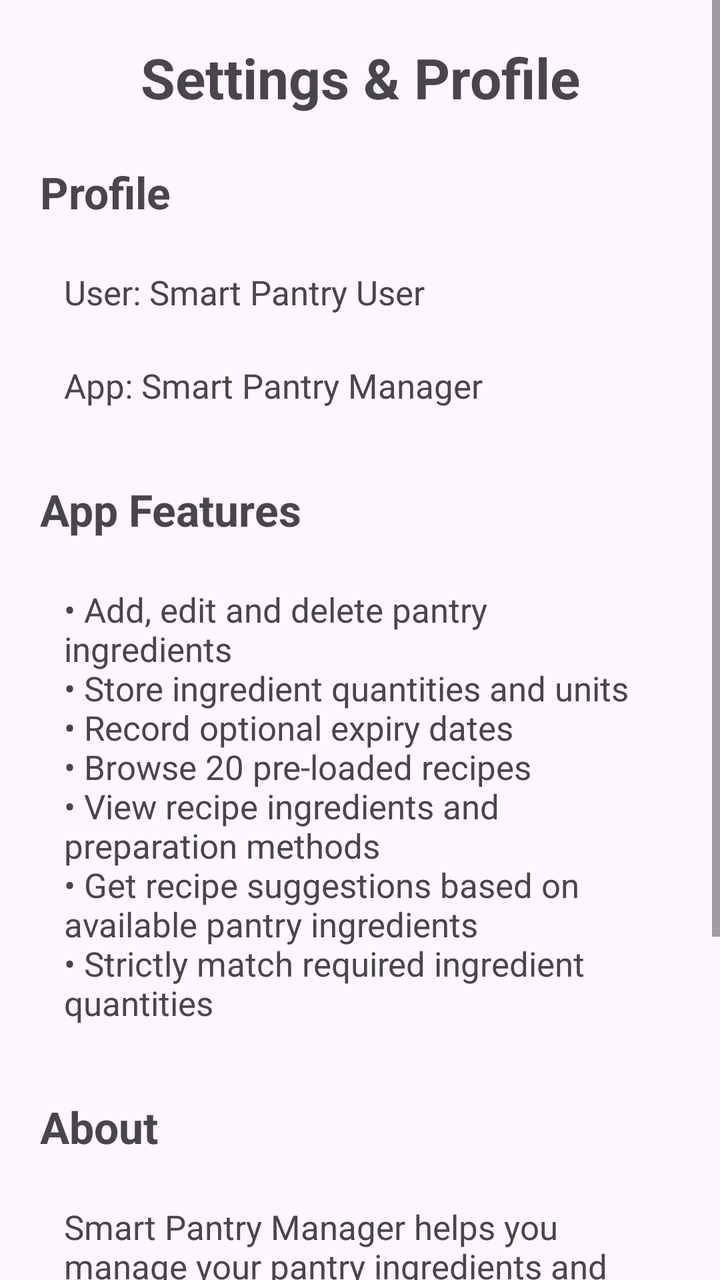
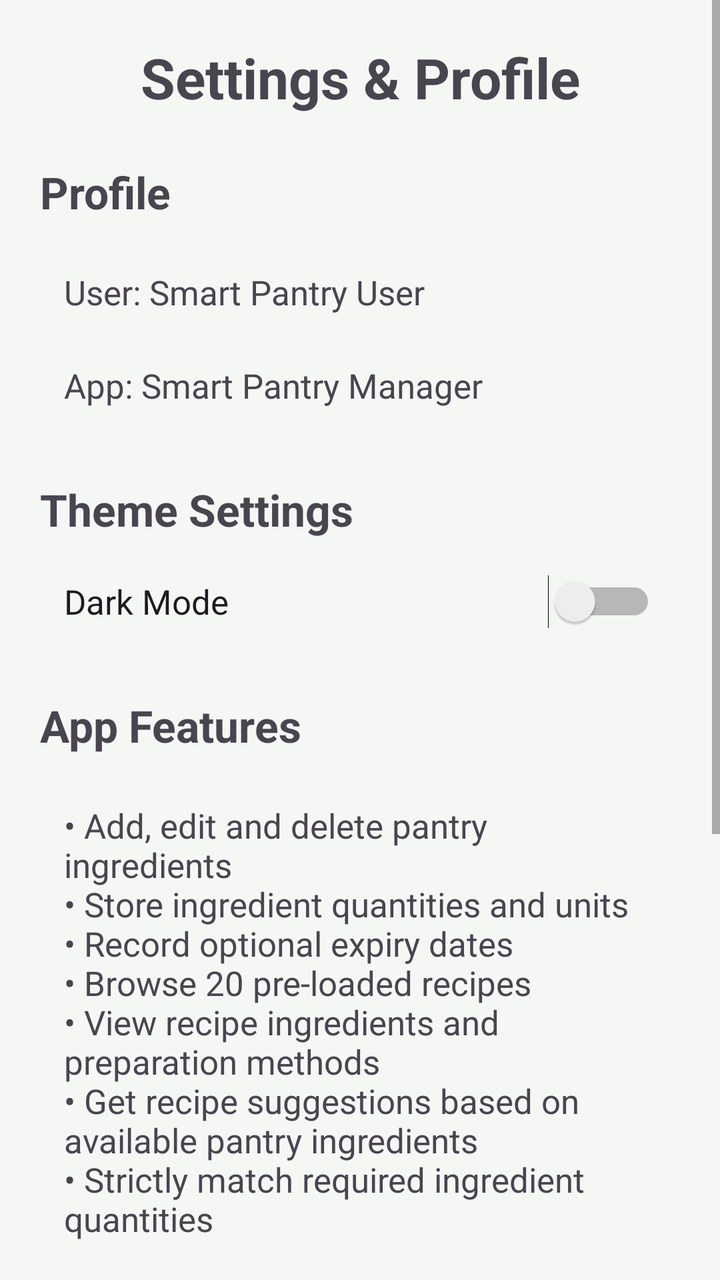

Before-and-after screenshots of an Android layout around one commit, followed by the original layout XML and the change that was made.
<!-- AndroidManifest.xml: application theme Theme.SmartPantryManager -->
<!-- res/layout/activity_settings.xml -->
<?xml version="1.0" encoding="utf-8"?>
<ScrollView xmlns:android="http://schemas.android.com/apk/res/android"
    android:layout_width="match_parent"
    android:layout_height="match_parent">

    <LinearLayout
        android:layout_width="match_parent"
        android:layout_height="wrap_content"
        android:orientation="vertical"
        android:padding="20dp">

        <TextView
            android:layout_width="match_parent"
            android:layout_height="wrap_content"
            android:text="Settings &amp; Profile"
            android:textSize="28sp"
            android:textStyle="bold"
            android:gravity="center"
            android:layout_marginBottom="24dp" />

        <TextView
            android:layout_width="match_parent"
            android:layout_height="wrap_content"
            android:text="Profile"
            android:textSize="22sp"
            android:textStyle="bold"
            android:layout_marginBottom="12dp" />

        <TextView
            android:layout_width="match_parent"
            android:layout_height="wrap_content"
            android:text="User: Smart Pantry User"
            android:textSize="17sp"
            android:padding="12dp" />

        <TextView
            android:layout_width="match_parent"
            android:layout_height="wrap_content"
            android:text="App: Smart Pantry Manager"
            android:textSize="17sp"
            android:padding="12dp"
            android:layout_marginBottom="24dp" />

        <TextView
            android:layout_width="match_parent"
            android:layout_height="wrap_content"
            android:text="App Features"
            android:textSize="22sp"
            android:textStyle="bold"
            android:layout_marginBottom="12dp" />

        <TextView
            android:layout_width="match_parent"
            android:layout_height="wrap_content"
            android:text="• Add, edit and delete pantry ingredients&#10;• Store ingredient quantities and units&#10;• Record optional expiry dates&#10;• Browse 20 pre-loaded recipes&#10;• View recipe ingredients and preparation methods&#10;• Get recipe suggestions based on available pantry ingredients&#10;• Strictly match required ingredient quantities"
            android:textSize="17sp"
            android:padding="12dp"
            android:layout_marginBottom="24dp" />

        <TextView
            android:layout_width="match_parent"
            android:layout_height="wrap_content"
            android:text="About"
            android:textSize="22sp"
            android:textStyle="bold"
            android:layout_marginBottom="12dp" />

        <TextView
            android:layout_width="match_parent"
            android:layout_height="wrap_content"
            android:text="Smart Pantry Manager helps you manage your pantry ingredients and find recipes based on the ingredients and quantities you have available."
            android:textSize="17sp"
            android:padding="12dp"
            android:layout_marginBottom="24dp" />

        <TextView
            android:layout_width="match_parent"
            android:layout_height="wrap_content"
            android:text="Application Information"
            android:textSize="22sp"
            android:textStyle="bold"
            android:layout_marginBottom="12dp" />

        <TextView
            android:layout_width="match_parent"
            android:layout_height="wrap_content"
            android:text="Version: 1.0"
            android:textSize="17sp"
            android:padding="12dp" />

        <TextView
            android:layout_width="match_parent"
            android:layout_height="wrap_content"
            android:text="Database: SQLite"
            android:textSize="17sp"
            android:padding="12dp" />

    </LinearLayout>

</ScrollView>
<!-- resources referenced by this layout -->
<resources>
  <style name="Theme.SmartPantryManager" parent="Base.Theme.SmartPantryManager" />
  <style name="Base.Theme.SmartPantryManager" parent="Theme.Material3.DayNight.NoActionBar">
          
          
      </style>
</resources>

<!-- the commit's change to res/layout/activity_settings.xml (unified diff, before → after) -->
@@ -37,6 +37,24 @@
             android:layout_width="match_parent"
             android:layout_height="wrap_content"
             android:text="App: Smart Pantry Manager"
+            android:textSize="17sp"
+            android:padding="12dp"
+            android:layout_marginBottom="24dp" />
+
+        
+        <TextView
+            android:layout_width="match_parent"
+            android:layout_height="wrap_content"
+            android:text="Theme Settings"
+            android:textSize="22sp"
+            android:textStyle="bold"
+            android:layout_marginBottom="8dp" />
+
+        <Switch
+            android:id="@+id/darkModeSwitch"
+            android:layout_width="match_parent"
+            android:layout_height="wrap_content"
+            android:text="Dark Mode"
             android:textSize="17sp"
             android:padding="12dp"
             android:layout_marginBottom="24dp" />
<!-- resource entries referenced after the edit -->
@@ -2,8 +2,30 @@
 <resources>
   <style name="Theme.SmartPantryManager" parent="Base.Theme.SmartPantryManager" />
   <style name="Base.Theme.SmartPantryManager" parent="Theme.Material3.DayNight.NoActionBar">
+  
           
+          <item name="colorPrimary">@color/primary</item>
+          <item name="colorOnPrimary">@color/white</item>
+  
           
+          <item name="android:windowBackground">@color/background_light</item>
+          <item name="colorSurface">@color/surface_light</item>
+  
+          
+          <item name="android:textColorPrimary">@color/text_primary_light</item>
+          <item name="android:textColorSecondary">@color/text_secondary_light</item>
+  
+          
+          <item name="android:statusBarColor">@color/primary_dark</item>
+          <item name="android:navigationBarColor">@color/background_light</item>
+  
       </style>
+  <color name="primary">#4CAF50</color>
+  <color name="white">#FFFFFFFF</color>
+  <color name="background_light">#F5F7F5</color>
+  <color name="surface_light">#FFFFFFFF</color>
+  <color name="text_primary_light">#212121</color>
+  <color name="text_secondary_light">#616161</color>
+  <color name="primary_dark">#388E3C</color>
 </resources>
 
